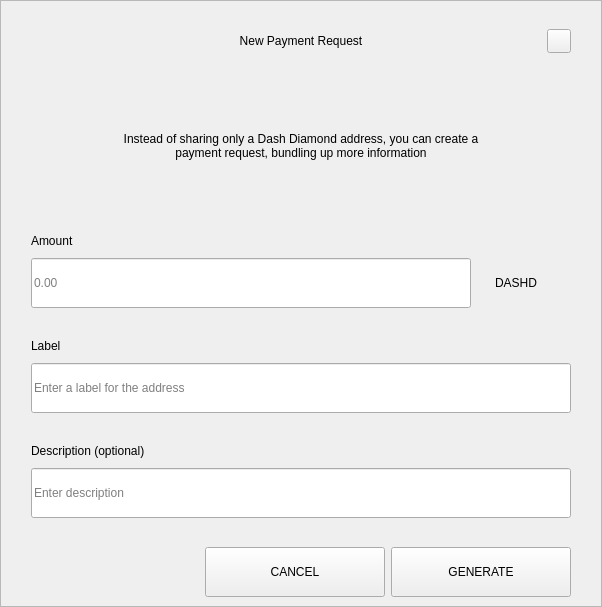
This is src/qt/pivx/forms/requestdialog.ui in decenomy/SAPP as Qt 5 draws it before an edit. The edited form follows.
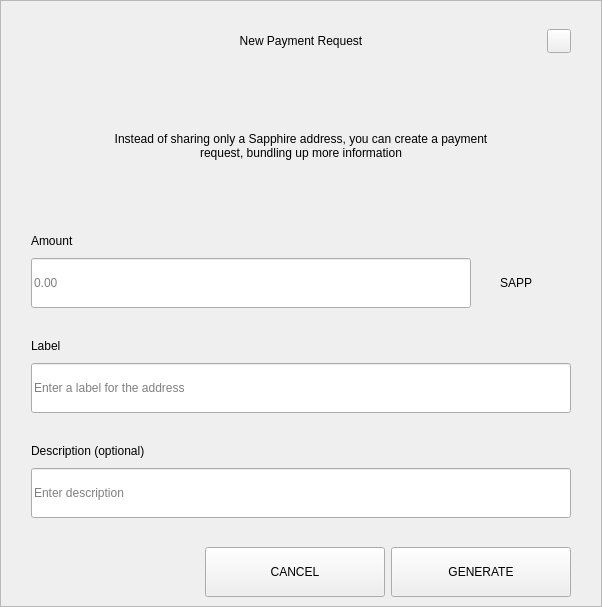
This is the edited form.

What changed in the file:
```diff
--- a/src/qt/pivx/forms/requestdialog.ui
+++ b/src/qt/pivx/forms/requestdialog.ui
@@ -210,7 +210,7 @@
              </size>
             </property>
             <property name="text">
-             <string>Instead of sharing only a Dash Diamond address, you can create a payment request, bundling up more information</string>
+             <string>Instead of sharing only a Sapphire address, you can create a payment request, bundling up more information</string>
             </property>
             <property name="alignment">
              <set>Qt::AlignCenter</set>
@@ -327,7 +327,7 @@
                    <item>
                     <widget class="QLabel" name="comboBoxCoin">
                      <property name="text">
-                      <string>DASHD</string>
+                      <string>SAPP</string>
                      </property>
                      <property name="alignment">
                       <set>Qt::AlignCenter</set>
```
